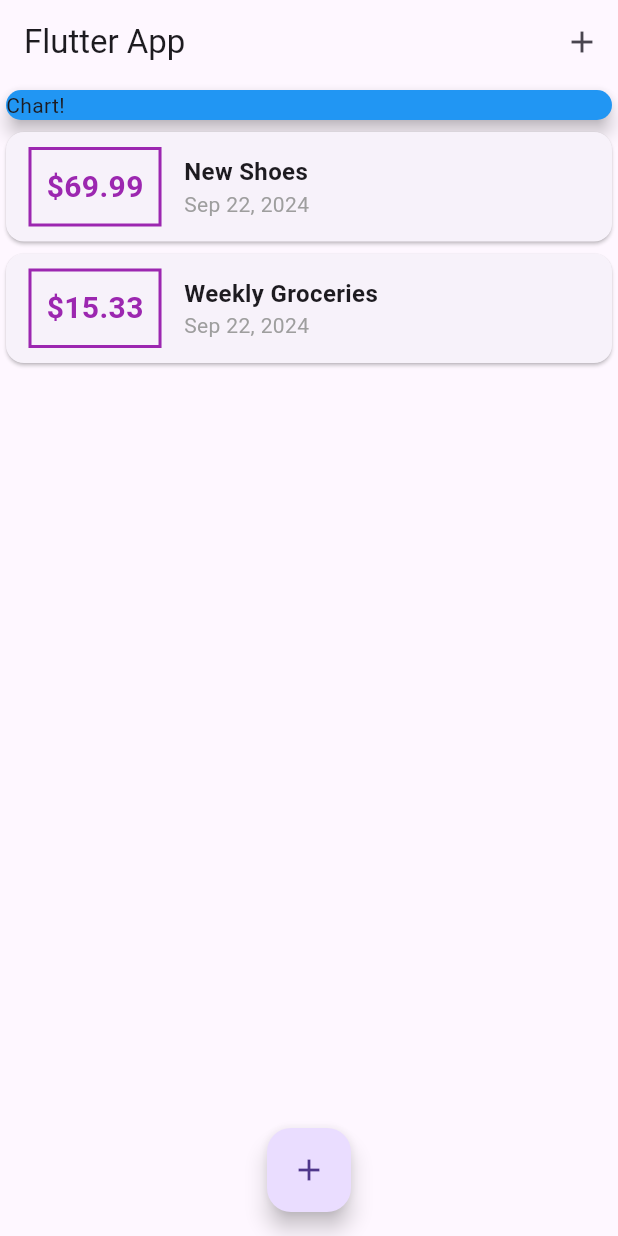
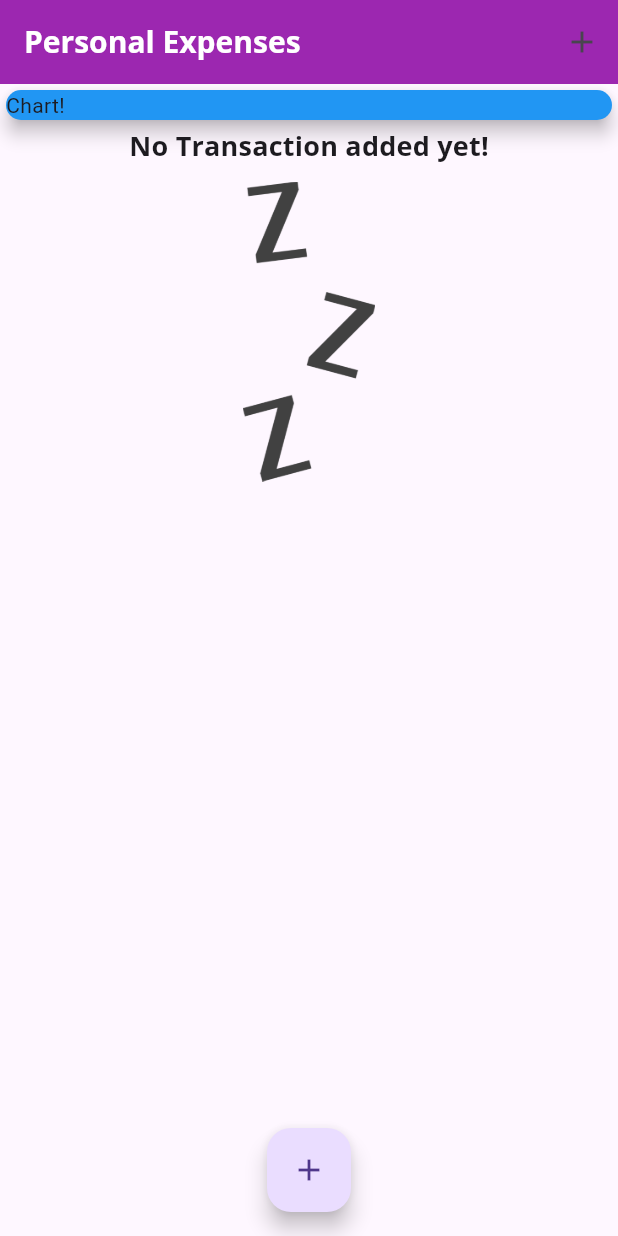
Before and after one commit to Yahya-hossaini/Expense-Planner-Mobile-App, a Flutter app: the screen it shows after launch, on a phone screen of 412 x 824 dp. Run offline on Flutter 3.47's test engine with Material 3 defaults, Android fonts, the phone set to English and light mode, and no system bars.

Commit message:
Doing some styling!

```diff
--- a/lib/main.dart
+++ b/lib/main.dart
@@ -12,7 +12,24 @@
   Widget build(BuildContext context) {
     return MaterialApp(
       debugShowCheckedModeBanner: false,
-      title: 'Flutter App',
+      title: 'Personal Expenses',
+      theme: ThemeData(
+        primarySwatch: Colors.green,
+        primaryColor: Colors.purple,
+        fontFamily: 'Quicksand',
+        textTheme: ThemeData.light().textTheme.copyWith(
+              titleMedium: TextStyle(
+                  fontFamily: 'OpenSans',
+                  fontWeight: FontWeight.bold,
+                  fontSize: 18),
+            ),
+        appBarTheme: AppBarTheme(
+            titleTextStyle: TextStyle(
+          fontFamily: 'OpenSans',
+          fontSize: 20,
+          fontWeight: FontWeight.bold,
+        )),
+      ),
       home: MyHomePage(),
     );
   }
@@ -25,18 +42,18 @@
 
 class _MyHomePageState extends State<MyHomePage> {
   final List<Transaction> _userTransaction = [
-    Transaction(
-      id: 't1',
-      title: 'New Shoes',
-      amount: 69.99,
-      date: DateTime.now(),
-    ),
-    Transaction(
-      id: 't2',
-      title: 'Weekly Groceries',
-      amount: 15.33,
-      date: DateTime.now(),
-    ),
+    // Transaction(
+    //   id: 't1',
+    //   title: 'New Shoes',
+    //   amount: 69.99,
+    //   date: DateTime.now(),
+    // ),
+    // Transaction(
+    //   id: 't2',
+    //   title: 'Weekly Groceries',
+    //   amount: 15.33,
+    //   date: DateTime.now(),
+    // ),
   ];
 
   void _addNewTransaction(String txTitle, double txAmount) {
@@ -67,9 +84,11 @@
   // MyHomePage({super.key});
   @override
   Widget build(BuildContext context) {
-    return Scaffold(
+    return SafeArea(
+      child: Scaffold(
         appBar: AppBar(
-        title: const Text('Flutter App'),
+          title: const Text('Personal Expenses'),
+          backgroundColor: Theme.of(context).primaryColor,
           actions: [
             IconButton(
               onPressed: () => _startAddNewTransaction(context),
@@ -98,6 +117,7 @@
           onPressed: () => _startAddNewTransaction(context),
           child: Icon(Icons.add),
         ),
+      ),
     );
   }
 }
--- a/lib/widgets/transaction_list.dart
+++ b/lib/widgets/transaction_list.dart
@@ -12,7 +12,27 @@
   Widget build(BuildContext context) {
     return Container(
       height: 300,
-      child: ListView.builder(
+      width: double.infinity,
+      child: transactions.isEmpty
+          ? Column(
+              children: [
+                Text(
+                  'No Transaction added yet!',
+                  style: Theme.of(context).textTheme.titleMedium,
+                ),
+                SizedBox(
+                  height: 10,
+                ),
+                Container(
+                  height: 200,
+                  child: const Image(
+                    image: AssetImage('assets/images/waiting.png'),
+                    fit: BoxFit.cover,
+                  ),
+                ),
+              ],
+            )
+          : ListView.builder(
               itemBuilder: (ctx, index) {
                 return Card(
                   child: Row(
@@ -24,7 +44,7 @@
                         ),
                         decoration: BoxDecoration(
                           border: Border.all(
-                      color: Colors.purple,
+                            color: Theme.of(context).primaryColor,
                             width: 2,
                           ),
                         ),
@@ -34,7 +54,8 @@
                           style: TextStyle(
                             fontWeight: FontWeight.bold,
                             fontSize: 20,
-                        color: Colors.purple),
+                            color: Theme.of(context).primaryColor,
+                          ),
                         ),
                       ),
                       Column(
@@ -42,10 +63,7 @@
                         children: <Widget>[
                           Text(
                             transactions[index].title,
-                      style: TextStyle(
-                        fontSize: 16,
-                        fontWeight: FontWeight.bold,
-                      ),
+                            style: Theme.of(context).textTheme.titleMedium,
                           ),
                           Text(
                             DateFormat.yMMMd().format(transactions[index].date),
```
Also changed, not shown: pubspec.yaml (+13 -8 lines), assets/fonts/OpenSans-Bold.ttf (added), assets/fonts/OpenSans-Regular.ttf (added), assets/fonts/Quicksand-Bold.ttf (added), assets/fonts/Quicksand-Light.ttf (added), assets/fonts/Quicksand-Medium.ttf (added), assets/fonts/Quicksand-Regular.ttf (added), assets/images/waiting.png (added). Lines whose indentation alone changed are shown as unchanged.
